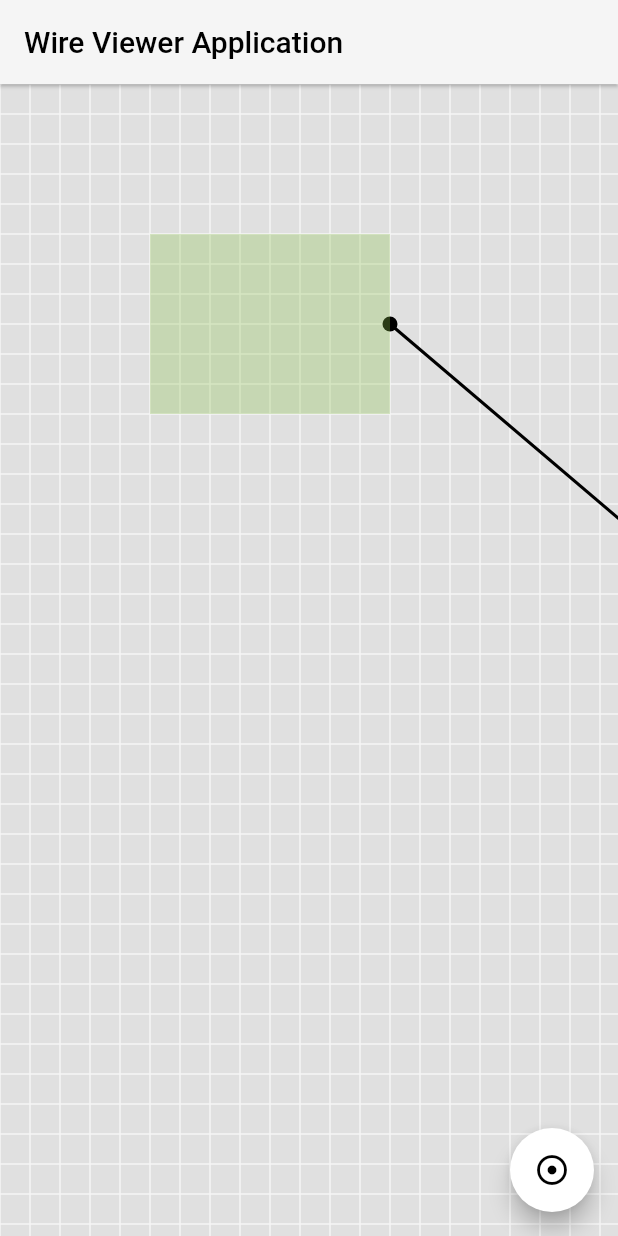
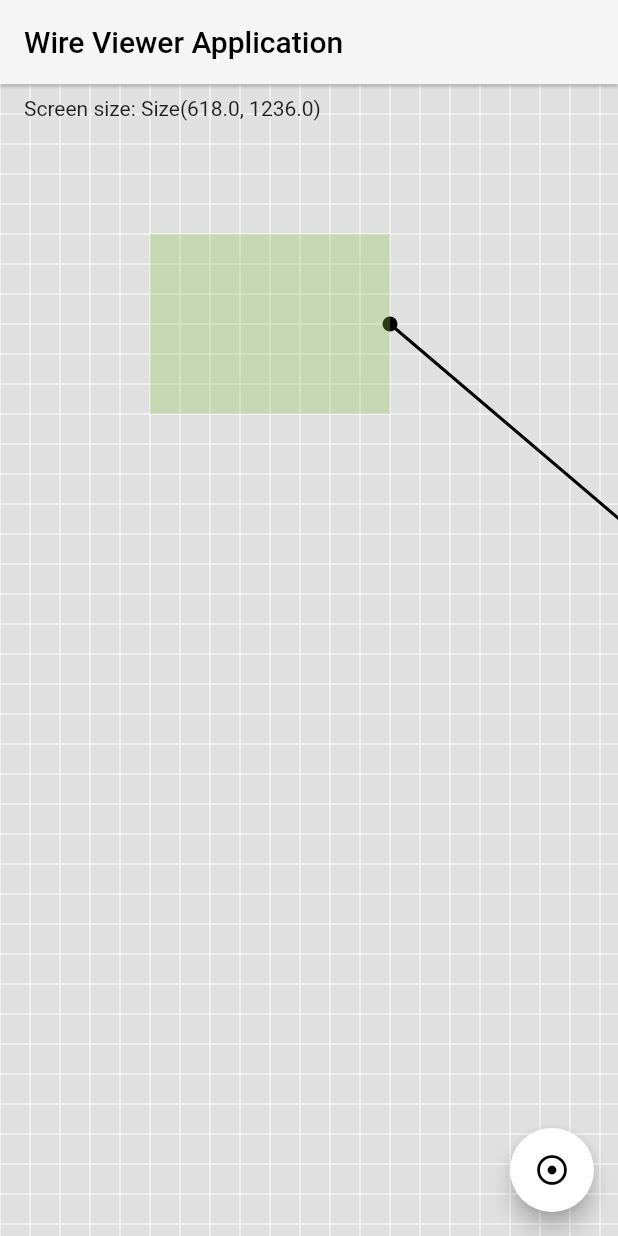
Before and after one commit to WiresWare/wire_viewer, a Flutter app: the screen it shows after launch, on a phone screen of 412 x 824 dp. Run offline on Flutter 3.47's test engine with Material 2 defaults, Android fonts, the phone set to English and light mode, and no system bars; our stand-ins replace json_rpc_2; missing offline and left inert: wire; Roboto replaces fonts that are missing (SourceSans); project files that could hold a hidden picture were left out.

Commit message:
Renamings and reordering of components. Resize reaction added.

```diff
--- a/lib/main.dart
+++ b/lib/main.dart
@@ -1,10 +1,14 @@
 import 'package:flutter/material.dart';
 import 'package:wire/wire.dart';
 
+import 'package:json_rpc_2/json_rpc_2.dart';
+import 'package:web_socket_channel/web_socket_channel.dart';
+
 import 'constants/assets/Fonts.dart';
-import 'view/pages/MainPage.dart';
+import 'view/pages/main_page.dart';
 
 void main() {
+
   runApp(const Application());
 }
 
@@ -23,7 +27,7 @@ class Application extends StatelessWidget {
         canvasColor: Colors.grey.shade300,
         appBarTheme: AppBarTheme(backgroundColor: Colors.grey.shade100, elevation: 1)),
       debugShowCheckedModeBanner: false,
-      home: const MainPage(),
+      home: MainPage(),
     );
   }
 }
--- /dev/null
+++ b/lib/services/IConnectionService.dart
@@ -0,0 +1,4 @@
+abstract class IConnectionService {
+  init(int port);
+  Stream get change;
+}
--- a/lib/view/components/layers/WireBlocksLayerWidget.dart
+++ /dev/null
@@ -1,19 +0,0 @@
-import 'dart:math';
-
-import 'package:flutter/material.dart';
-import 'package:wire_viewer/constants/StaticSettings.dart';
-import 'package:wire_viewer/view/components/WireBlockWidget.dart';
-
-import '../../../model/vos/WireBlockVO.dart';
-
-class WireBlocksLayerWidget extends StatelessWidget {
-  final List<WireBlockVO> blocks;
-  const WireBlocksLayerWidget(this.blocks, { Key? key }) : super(key: key);
-
-  @override
-  Widget build(BuildContext context) {
-    return Container(
-      child: Stack(children: blocks.map((block) =>
-        WireBlockWidget(block)).toList()));
-  }
-}
--- a/lib/view/components/layers/BackgroundLayerWidget.dart
+++ b/lib/view/components/layers/layer_background.dart
@@ -3,9 +3,9 @@ import 'dart:math';
 import 'package:flutter/material.dart';
 import 'package:wire_viewer/constants/StaticSettings.dart';
 
-class BackgroundLayerWidget extends StatelessWidget {
+class BackgroundLayer extends StatelessWidget {
   final Rectangle<double> size;
-  const BackgroundLayerWidget(this.size, { Key? key }) : super(key: key);
+  const BackgroundLayer(this.size, { Key? key }) : super(key: key);
 
   @override
   Widget build(BuildContext context) {
--- /dev/null
+++ b/lib/view/components/layers/layer_wire_blocks.dart
@@ -0,0 +1,51 @@
+import 'dart:math';
+
+import 'package:flutter/material.dart';
+import 'package:flutter/rendering.dart';
+import 'package:wire_viewer/constants/StaticSettings.dart';
+import 'package:wire_viewer/view/components/wire_block.dart';
+
+import '../../../model/vos/WireBlockVO.dart';
+
+class WireBlocksLayer extends StatefulWidget {
+  const WireBlocksLayer(this.blocks, this.contextSize, { Key? key }) : super(key: key);
+
+  final List<WireBlockVO> blocks;
+  final Rectangle contextSize;
+
+  @override
+  State<WireBlocksLayer> createState() => _WireBlocksLayerState();
+}
+
+class _WireBlocksLayerState extends State<WireBlocksLayer> with WidgetsBindingObserver {
+  late Size _screenSize;
+
+  @override
+  void initState() {
+    super.initState();
+    _screenSize = WidgetsBinding.instance!.window.physicalSize;
+    WidgetsBinding.instance!.addObserver(this);
+  }
+
+  @override
+  void dispose() {
+    WidgetsBinding.instance!.removeObserver(this);
+    super.dispose();
+  }
+
+  @override
+  void didChangeMetrics() {
+    setState(() { _screenSize = WidgetsBinding.instance!.window.physicalSize; });
+  }
+
+  @override
+  Widget build(BuildContext context) {
+    return Container(
+      child: Stack(children: [
+        Positioned(top: 8, left: 16,
+          child: Text('Screen size: ${_screenSize.toString()}')),
+        ...widget.blocks.map((block) =>
+            WireBlockWidget(block)).toList()
+      ]));
+  }
+}
--- a/lib/view/components/movable/MovableBlockWidget.dart
+++ b/lib/view/components/movable/movable_block.dart
@@ -1,20 +1,19 @@
 import 'dart:ui';
 
 import 'package:flutter/material.dart';
+import 'package:wire_viewer/model/vos/WireBlockVO.dart';
+import 'package:wire_viewer/utils/PositionUtils.dart';
 
-import '../../../model/vos/WireBlockVO.dart';
-import '../../../utils/PositionUtils.dart';
-
-class MovableBlockWidget extends StatefulWidget {
+class MovableBlock extends StatefulWidget {
   final WireBlockVO wireContextVO;
 
-  const MovableBlockWidget(this.wireContextVO, {Key? key}) : super(key: key);
+  const MovableBlock(this.wireContextVO, {Key? key}) : super(key: key);
 
   @override
-  _MovableBlockWidgetState createState() => _MovableBlockWidgetState();
+  _MovableBlockState createState() => _MovableBlockState();
 }
 
-class _MovableBlockWidgetState extends State<MovableBlockWidget> {
+class _MovableBlockState extends State<MovableBlock> {
   @override
   void initState() {
     super.initState();
--- a/lib/view/components/painter/WiresPainterWidget.dart
+++ b/lib/view/components/painter/wires_painter.dart
@@ -5,9 +5,9 @@ import 'package:flutter/material.dart';
 import 'package:wire_viewer/model/vos/WireBlockVO.dart';
 import 'package:wire_viewer/utils/PositionUtils.dart';
 
-class WiresPainterWidget extends StatelessWidget {
+class WiresPainter extends StatelessWidget {
   final WireBlockVO wireBlockVO;
-  const WiresPainterWidget(this.wireBlockVO, {Key? key}) : super(key: key);
+  const WiresPainter(this.wireBlockVO, {Key? key}) : super(key: key);
 
   @override
   Widget build(BuildContext context) {
@@ -34,12 +34,9 @@ class PathPainter extends CustomPainter {
 
     // _drawDot(canvas, center);
     // _drawDot(canvas, topLeft, Colors.pink);
+
     final connectionPoints = wireBlockVO.connectionPoints;
-
-    wireBlockVO.connections!
-      .where((WireBlockVO c) => !c.block.intersects(wireBlockVO.block))
-      .map((WireBlockVO c) {
-
+    wireBlockVO.connections!.map((WireBlockVO c) {
       Point<double> pOne = connectionPoints[0];
       Point<double> pTwo = c.connectionPoints[0];
       double
@@ -50,8 +47,7 @@ class PathPainter extends CustomPainter {
         c.connectionPoints.forEach((p2) {
           testDistance = p1.distanceTo(p2);
           if (testDistance < minDistance) {
-            pOne = p1;
-            pTwo = p2;
+            pOne = p1; pTwo = p2;
             minDistance = testDistance;
           }
         });
--- a/lib/view/components/WireBlockWidget.dart
+++ b/lib/view/components/wire_block.dart
@@ -1,12 +1,10 @@
 import 'dart:ui';
 
 import 'package:flutter/material.dart';
-import 'package:flutter/rendering.dart' as render;
-import 'package:wire_viewer/utils/PositionUtils.dart';
+import 'package:wire_viewer/model/vos/WireBlockVO.dart';
+import 'package:wire_viewer/view/components/movable/movable_block.dart';
 
-import '../../../model/vos/WireBlockVO.dart';
-import 'movable/MovableBlockWidget.dart';
-import 'painter/WiresPainterWidget.dart';
+import 'painter/wires_painter.dart';
 
 class WireBlockWidget extends StatefulWidget {
   final WireBlockVO wireBlockVO;
@@ -30,9 +28,9 @@ class _WireBlockWidgetState extends State<WireBlockWidget> {
     print('> WireBlockWidget -> build: has ${connections?.length} connections');
     return connections != null ? Stack(
       children: [
-        WiresPainterWidget(wireBlockVO),
-        MovableBlockWidget(wireBlockVO),
+        WiresPainter(wireBlockVO),
+        MovableBlock(wireBlockVO),
       ],
-    ) : MovableBlockWidget(wireBlockVO);
+    ) : MovableBlock(wireBlockVO);
   }
 }
--- a/lib/view/pages/MainPage.dart
+++ b/lib/view/pages/main_page.dart
@@ -2,12 +2,10 @@ import 'dart:math';
 import 'dart:ui' as ui;
 
 import 'package:flutter/material.dart';
-
-import '../../constants/StaticSettings.dart';
-import '../../model/vos/WireBlockVO.dart';
-
-import '../components/layers/BackgroundLayerWidget.dart';
-import '../components/layers/WireBlocksLayerWidget.dart';
+import 'package:wire_viewer/constants/StaticSettings.dart';
+import 'package:wire_viewer/model/vos/WireBlockVO.dart';
+import 'package:wire_viewer/view/components/layers/layer_background.dart';
+import 'package:wire_viewer/view/components/layers/layer_wire_blocks.dart';
 
 generatePointOffset() {
   double xPos = Random().nextDouble() * ui.window.physicalSize.width;
@@ -16,8 +14,7 @@ generatePointOffset() {
   return Offset(xPos, yPos);
 }
 
-final CENTER_POINT =
-    Point(ui.window.physicalSize.width / 2, ui.window.physicalSize.height / 2);
+final CENTER_POINT = Point(ui.window.physicalSize.width / 2, ui.window.physicalSize.height / 2);
 
 class MainPage extends StatefulWidget {
   const MainPage({Key? key}) : super(key: key);
@@ -41,8 +38,8 @@ class _MainPageState extends State<MainPage> {
   @override
   void initState() {
     super.initState();
-
-    wireBlocks[0].connections = wireBlocks.getRange(1, wireBlocks.length).toList();
+    final connections = wireBlocks.getRange(2, wireBlocks.length).toList();
+    wireBlocks[0].connections = connections;
   }
 
   // https://github.com/dragonman225/curved-arrows
@@ -66,8 +63,8 @@ class _MainPageState extends State<MainPage> {
         constrained: false,
         child: Stack(
           children: <Widget>[
-            BackgroundLayerWidget(contextSize),
-            WireBlocksLayerWidget(wireBlocks),
+            BackgroundLayer(contextSize),
+            WireBlocksLayer(wireBlocks, contextSize),
           ]
         ),
       ),
--- a/pubspec.yaml
+++ b/pubspec.yaml
@@ -30,7 +30,8 @@ dependencies:
   wire: 1.4.2
   flutter:
     sdk: flutter
-
+  json_rpc_2:
+  web_socket_channel:
 
   # The following adds the Cupertino Icons font to your application.
   # Use with the CupertinoIcons class for iOS style icons.
```
Also changed, not shown: lib/controllers/ViewerController.dart (added, +20 -0 lines), lib/model/vos/ConnectionVO.dart (deleted, +0 -7 lines), lib/services/ServerService.dart (added, +51 -0 lines), pubspec.lock.
